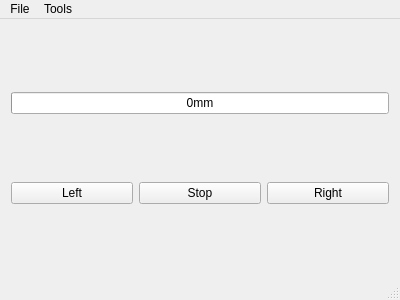
Qt form Desktop/mainwindow.ui (azais-corentin/SliderBar) before a commit.
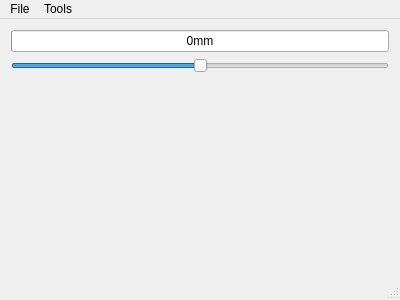
The same form after that commit.

```diff
--- a/Desktop/mainwindow.ui
+++ b/Desktop/mainwindow.ui
@@ -15,28 +15,7 @@
   </property>
   <widget class="QWidget" name="centralWidget">
    <layout class="QGridLayout" name="gridLayout">
-    <item row="1" column="1">
-     <widget class="QPushButton" name="bStop">
-      <property name="text">
-       <string>Stop</string>
-      </property>
-     </widget>
-    </item>
-    <item row="1" column="0">
-     <widget class="QPushButton" name="bLeft">
-      <property name="text">
-       <string>Left</string>
-      </property>
-     </widget>
-    </item>
-    <item row="1" column="2">
-     <widget class="QPushButton" name="bRight">
-      <property name="text">
-       <string>Right</string>
-      </property>
-     </widget>
-    </item>
-    <item row="0" column="0" colspan="3">
+    <item row="0" column="0">
      <widget class="QProgressBar" name="progressBar">
       <property name="maximum">
        <number>100</number>
@@ -49,6 +28,35 @@
       </property>
      </widget>
     </item>
+    <item row="1" column="0">
+     <widget class="QSlider" name="eProgress">
+      <property name="maximum">
+       <number>1022</number>
+      </property>
+      <property name="pageStep">
+       <number>200</number>
+      </property>
+      <property name="value">
+       <number>512</number>
+      </property>
+      <property name="orientation">
+       <enum>Qt::Horizontal</enum>
+      </property>
+     </widget>
+    </item>
+    <item row="2" column="0">
+     <spacer name="verticalSpacer">
+      <property name="orientation">
+       <enum>Qt::Vertical</enum>
+      </property>
+      <property name="sizeHint" stdset="0">
+       <size>
+        <width>20</width>
+        <height>40</height>
+       </size>
+      </property>
+     </spacer>
+    </item>
    </layout>
   </widget>
   <widget class="QMenuBar" name="menuBar">
```
